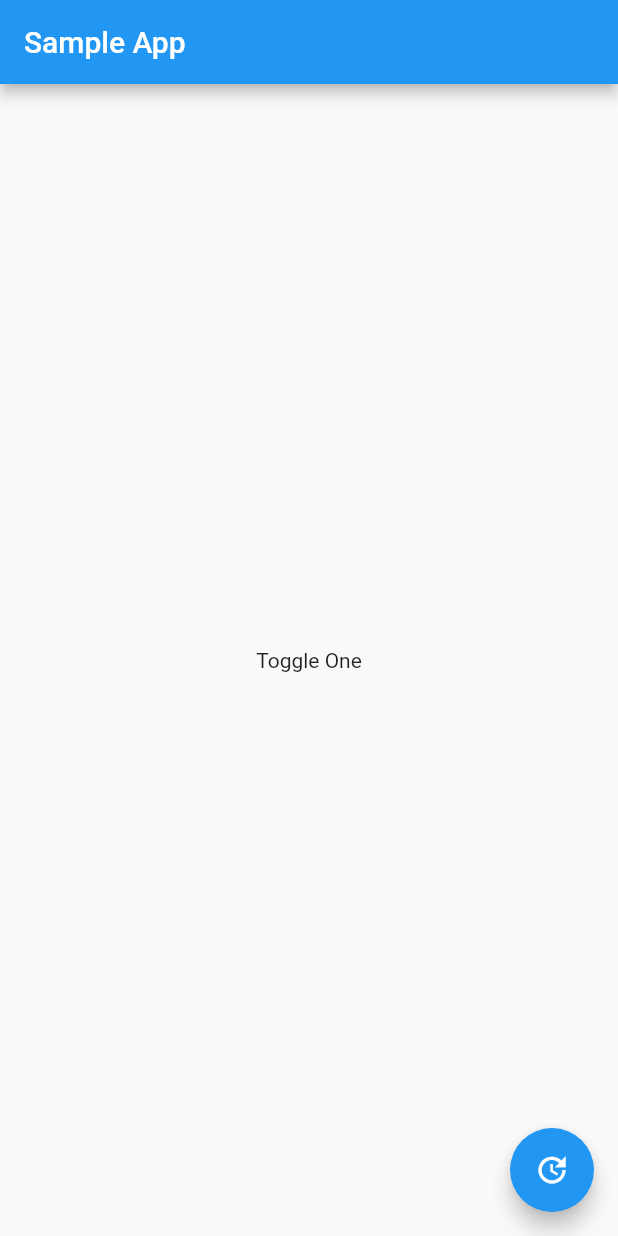
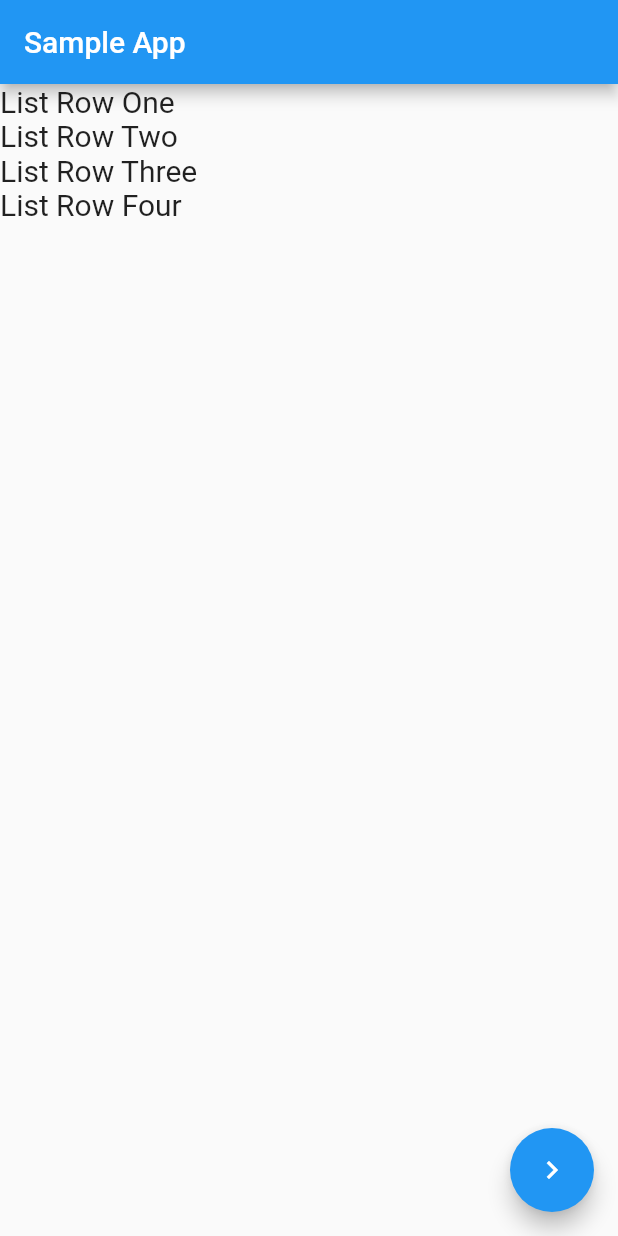
Before and after one commit to weimuhua/flutter-demo, a Flutter app: the screen it shows after launch, on a phone screen of 412 x 824 dp. Run offline on Flutter 3.47's test engine with Material 2 defaults, Android fonts, the phone set to English and light mode, and no system bars.

Commit message:
test ListView .

```diff
--- a/lib/home_page.dart
+++ b/lib/home_page.dart
@@ -9,38 +9,26 @@ class MyAppPage extends StatefulWidget {
 }
 
 class _SampleAppPageState extends State<MyAppPage> {
-  // Default value for toggle
-  bool toggle = true;
-
-  void _toggle() {
-    setState(() {
-      toggle = !toggle;
-    });
-  }
-
-  _getToggleChild() {
-    if (toggle) {
-      return Text('Toggle One');
-    } else {
-      return MaterialButton(onPressed: () {}, child: Text('Toggle Two'));
-    }
-  }
-
   @override
   Widget build(BuildContext context) {
     return Scaffold(
       appBar: AppBar(
         title: Text("Sample App"),
       ),
-      body: Center(
-        child: _getToggleChild(),
+      body: ListView(
+        children: <Widget>[
+          Text('List Row One', style: new TextStyle(fontSize: 20)),
+          Text('List Row Two', style: new TextStyle(fontSize: 20)),
+          Text('List Row Three', style: new TextStyle(fontSize: 20)),
+          Text('List Row Four', style: new TextStyle(fontSize: 20)),
+        ],
       ),
       floatingActionButton: FloatingActionButton(
         onPressed: () {
           Navigator.pushNamed(context, "/MyPage");
         },
-        tooltip: 'Update Text',
-        child: Icon(Icons.update),
+        tooltip: 'jump to another page',
+        child: Icon(Icons.navigate_next),
       ),
     );
   }
```
Also changed, not shown: lib/my_page.dart (+15 -5 lines).
